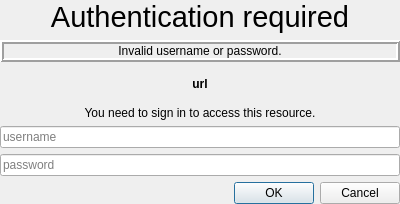
Above: uitools/widgets/Esri/ArcGISRuntime/Toolkit/Internal/UserCredentialView.ui from Esri/arcgis-maps-sdk-toolkit-qt before the change. Below: the same form after it.
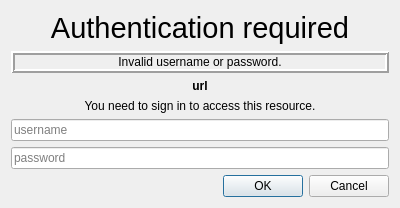
That is the form after the change.

Commit message: Fixing some windows specific issues.

The edit to the form file:
```diff
--- a/uitools/widgets/Esri/ArcGISRuntime/Toolkit/Internal/UserCredentialView.ui
+++ b/uitools/widgets/Esri/ArcGISRuntime/Toolkit/Internal/UserCredentialView.ui
@@ -14,18 +14,6 @@
    <string>Authentication Required</string>
   </property>
   <layout class="QVBoxLayout" name="verticalLayout">
-   <property name="leftMargin">
-    <number>0</number>
-   </property>
-   <property name="topMargin">
-    <number>0</number>
-   </property>
-   <property name="rightMargin">
-    <number>0</number>
-   </property>
-   <property name="bottomMargin">
-    <number>0</number>
-   </property>
    <item>
     <widget class="QLabel" name="userTitle">
      <property name="font">
```
The commit also changes 3 other files.
